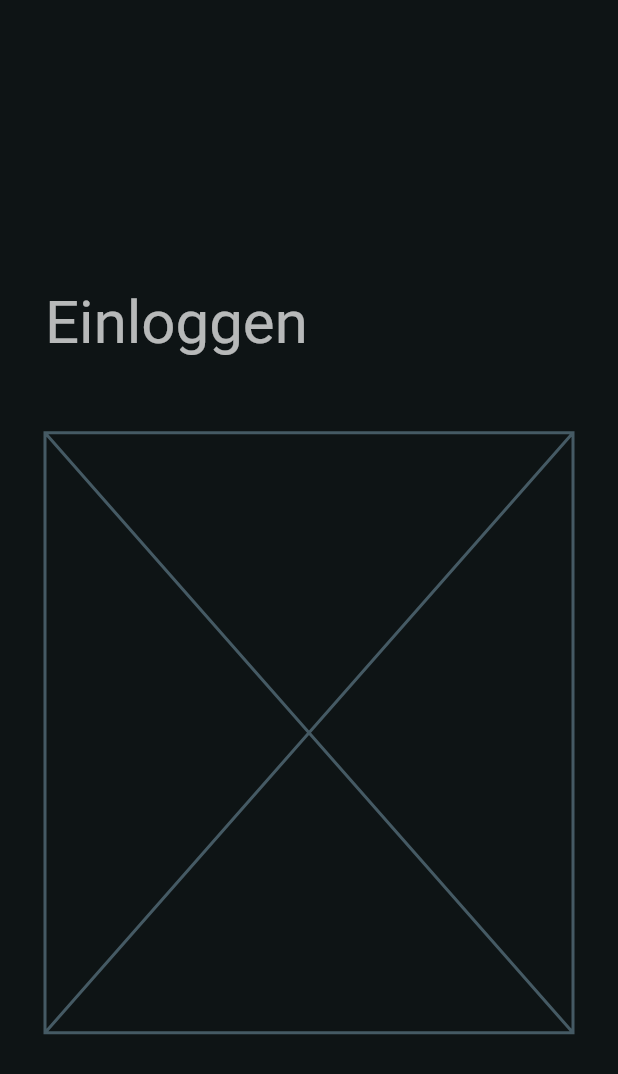
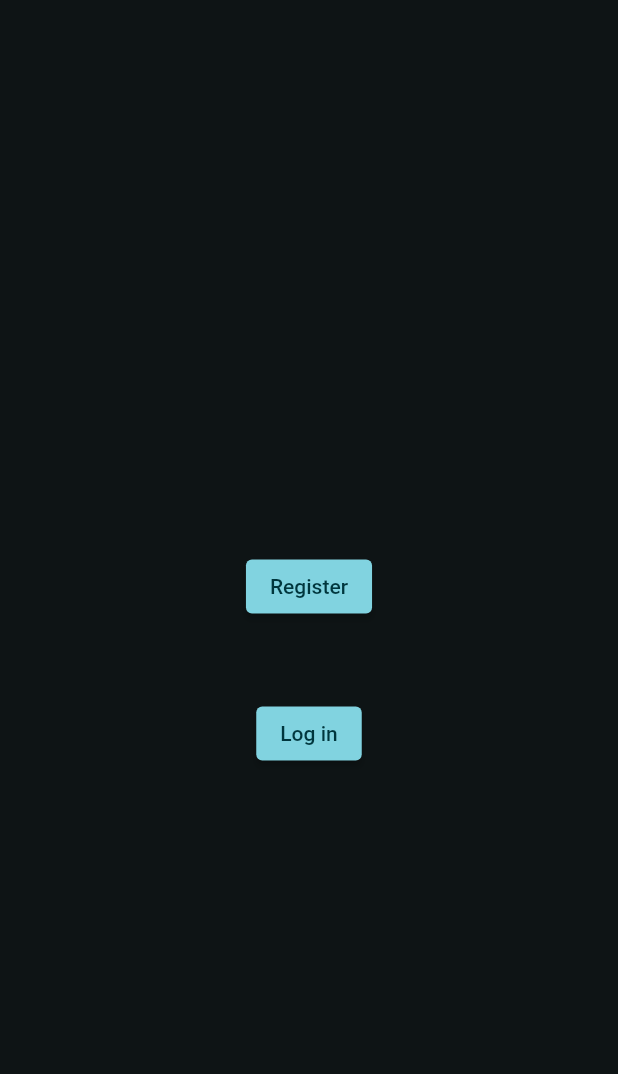
Before and after one commit to Totemi1324/viscon_hackathon_app, a Flutter app: the screen it shows after launch, on a phone screen of 412 x 824 dp. Shown: the top 1074 px of the screen. Run offline on Flutter 3.47's test engine with Material 2 defaults, Android fonts, the phone set to English and light mode, and no system bars; our stand-ins replace flutter_bloc; missing offline and left inert: flutter_gen.

Commit message:
Restructure routing system

```diff
--- a/lib/main.dart
+++ b/lib/main.dart
@@ -3,7 +3,7 @@ import 'package:flutter_bloc/flutter_bloc.dart';
 
 import 'bloc/theme_service.dart';
 
-import 'screens/login_screen.dart';
+import 'screens/home_screen.dart';
 import './route_register.dart';
 
 void main() {
@@ -26,9 +26,9 @@ class MyApp extends StatelessWidget {
           debugShowCheckedModeBanner: false,
           title: "NerdHerd",
           theme: activeTheme,
-          initialRoute: LogInScreen.routeName,
+          initialRoute: HomeScreen.routeName,
           routes: {
-            LogInScreen.routeName: (context) => const LogInScreen(),
+            HomeScreen.routeName: (context) => const HomeScreen(),
           },
           onGenerateRoute: RouteRegister.onGenerateRoute,
         ),
--- a/lib/route_register.dart
+++ b/lib/route_register.dart
@@ -1,5 +1,5 @@
 import 'package:flutter/material.dart';
-import 'package:page_transition/page_transition.dart';
+//import 'package:page_transition/page_transition.dart';
 
 import 'screens/login_screen.dart';
 
@@ -7,11 +7,9 @@ class RouteRegister {
   static Route<dynamic>? onGenerateRoute(RouteSettings settings) {
     switch (settings.name) {
       case LogInScreen.routeName:
-        return PageTransition(
-          child: const LogInScreen(),
-          type: PageTransitionType.fade,
-          curve: Curves.ease,
-          duration: const Duration(milliseconds: 1200),
+        return MaterialPageRoute(
+          builder: (context) => const LogInScreen(),
+          settings: settings,
         );
       default:
         return null;
```
